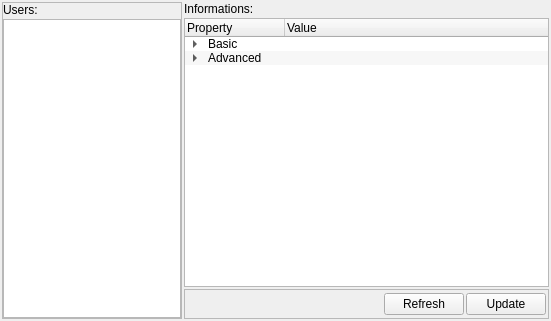
l3enQ/QtCUrl, file App/UserInfo/views/informationform.ui: the form before one commit.
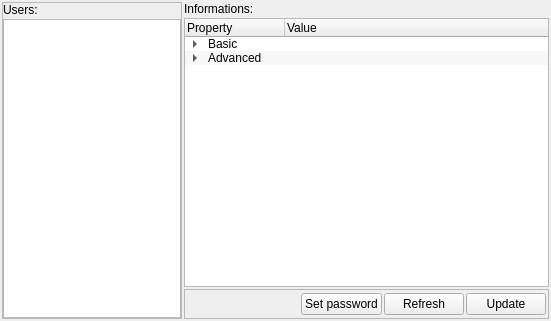
The form after the commit.

```diff
--- a/App/UserInfo/views/informationform.ui
+++ b/App/UserInfo/views/informationform.ui
@@ -72,6 +72,13 @@
         </property>
        </spacer>
       </item>
+      <item>
+       <widget class="QPushButton" name="btnSetPassword">
+        <property name="text">
+         <string>Set password</string>
+        </property>
+       </widget>
+      </item>
       <item>
        <widget class="QPushButton" name="btnRefresh">
         <property name="text">
```
Left out of the diff: 2 changed lines with no effect on the pictures.
